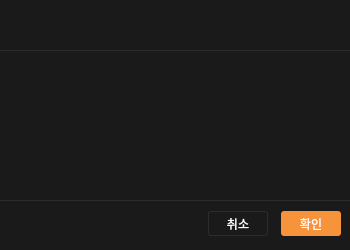
First picture: the form in dms_central/deletedriverdialog.ui, repository veda-team4/dms, before the edit.
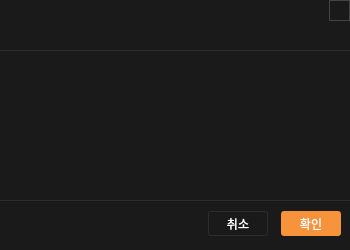
Second picture: the form after the edit. Icons and pictures are not drawn.

Commit message: Add close API in dialog

Patch:
```diff
--- a/dms_central/deletedriverdialog.ui
+++ b/dms_central/deletedriverdialog.ui
@@ -151,6 +151,47 @@
     <string>취소</string>
    </property>
   </widget>
+  <widget class="QPushButton" name="btn_close">
+   <property name="geometry">
+    <rect>
+     <x>329</x>
+     <y>0</y>
+     <width>21</width>
+     <height>21</height>
+    </rect>
+   </property>
+   <property name="font">
+    <font>
+     <family>Microsoft PhagsPa</family>
+     <pointsize>13</pointsize>
+     <italic>false</italic>
+     <bold>false</bold>
+    </font>
+   </property>
+   <property name="styleSheet">
+    <string notr="true">QPushButton{
+qproperty-icon: url(&quot;:/images/image/close.svg&quot;);
+qproperty-iconSize: 19px 19px;
+text: &quot;&quot;;               /* 텍스트 지우기 */
+background: transparent;
+border: 1px solid #444;
+
+}
+
+QPushButton:hover {
+    background-color: rgba(255,255,255,0.10); /* 10% 밝은 배경 */
+    color: #D8D8D8;                           /* 아이콘을 약간 밝게 */
+}
+
+QPushButton:pressed {
+    background-color: rgba(255,255,255,0.20); /* 20% 밝은 배경 */
+    color: #FFFFFF;                           /* 아이콘을 완전 화이트로 */
+}</string>
+   </property>
+   <property name="text">
+    <string/>
+   </property>
+  </widget>
   <zorder>line_2</zorder>
   <zorder>widget</zorder>
   <zorder>pushButton</zorder>
```
Left out of the diff: 1 changed line with no effect on the pictures. The commit also changes 5 other files.
